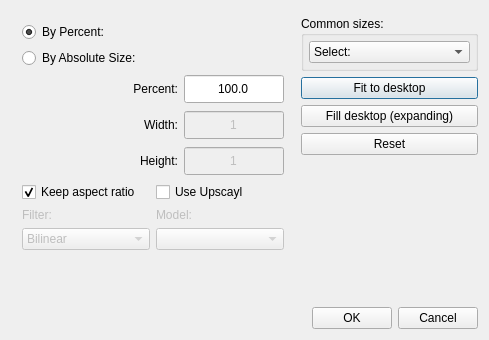
This is qimgv/gui/dialogs/resizedialog.ui in hadoooooouken/qimgv-plus as Qt 5 draws it before an edit. The edited form follows.
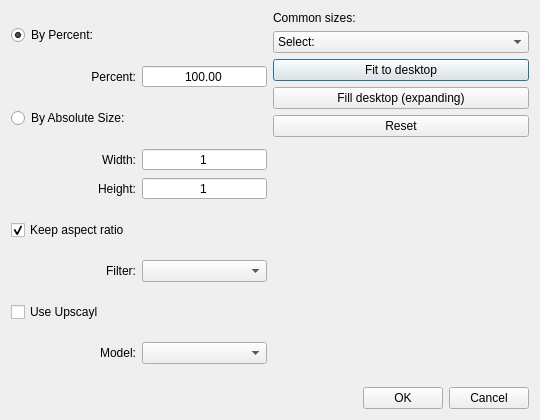
This is the edited form.

Commit message: resize ui upd

```diff
--- a/qimgv/gui/dialogs/resizedialog.ui
+++ b/qimgv/gui/dialogs/resizedialog.ui
@@ -6,26 +6,26 @@
    <rect>
     <x>0</x>
     <y>0</y>
-    <width>489</width>
-    <height>340</height>
+    <width>540</width>
+    <height>420</height>
    </rect>
   </property>
   <property name="sizePolicy">
-   <sizepolicy hsizetype="Preferred" vsizetype="Preferred">
+   <sizepolicy hsizetype="Fixed" vsizetype="Fixed">
     <horstretch>0</horstretch>
     <verstretch>0</verstretch>
    </sizepolicy>
   </property>
   <property name="minimumSize">
    <size>
-    <width>100</width>
-    <height>100</height>
+    <width>540</width>
+    <height>420</height>
    </size>
   </property>
   <property name="maximumSize">
    <size>
-    <width>16777215</width>
-    <height>16777215</height>
+    <width>540</width>
+    <height>420</height>
    </size>
   </property>
   <property name="windowTitle">
@@ -33,32 +33,14 @@
   </property>
   <layout class="QVBoxLayout" name="verticalLayout">
    <item>
-    <layout class="QHBoxLayout" name="resListLayout">
-     <item>
-      <widget class="QWidget" name="resWidget" native="true">
-       <property name="maximumSize">
-        <size>
-         <width>290</width>
-         <height>16777215</height>
-        </size>
-       </property>
-       <layout class="QVBoxLayout" name="verticalLayout_3">
+    <layout class="QHBoxLayout" name="mainHorizontalLayout">
+     <property name="spacing">
+      <number>6</number>
+     </property>
         <item>
-         <layout class="QVBoxLayout" name="verticalLayout_6">
-          <property name="topMargin">
-           <number>0</number>
-          </property>
-          <property name="rightMargin">
-           <number>0</number>
-          </property>
+      <layout class="QVBoxLayout" name="leftColumn">
           <item>
            <widget class="QRadioButton" name="byPercentage">
-            <property name="sizePolicy">
-             <sizepolicy hsizetype="Minimum" vsizetype="Minimum">
-              <horstretch>0</horstretch>
-              <verstretch>0</verstretch>
-             </sizepolicy>
-            </property>
             <property name="text">
              <string>By Percent:</string>
             </property>
@@ -68,32 +50,9 @@
            </widget>
           </item>
           <item>
-           <widget class="QRadioButton" name="byAbsoluteSize">
-            <property name="sizePolicy">
-             <sizepolicy hsizetype="Minimum" vsizetype="Minimum">
-              <horstretch>0</horstretch>
-              <verstretch>0</verstretch>
-             </sizepolicy>
-            </property>
-            <property name="text">
-             <string>By Absolute Size:</string>
-            </property>
-            <property name="checked">
-             <bool>false</bool>
-            </property>
-           </widget>
-          </item>
-         </layout>
-        </item>
-        <item>
-         <layout class="QGridLayout" name="resGridLayout">
+        <layout class="QGridLayout" name="percentGrid">
           <item row="0" column="0">
            <widget class="QLabel" name="label_3">
-            <property name="font">
-             <font>
-              <italic>false</italic>
-             </font>
-            </property>
             <property name="text">
              <string>Percent:</string>
             </property>
@@ -102,19 +61,38 @@
             </property>
            </widget>
           </item>
-          <item row="1" column="0">
+         <item row="0" column="1">
+          <widget class="QDoubleSpinBox" name="percent">
+           <property name="alignment">
+            <set>Qt::AlignmentFlag::AlignCenter</set>
+           </property>
+           <property name="buttonSymbols">
+            <enum>QAbstractSpinBox::ButtonSymbols::NoButtons</enum>
+           </property>
+           <property name="minimum">
+            <double>1.000000000000000</double>
+           </property>
+           <property name="maximum">
+            <double>1600.000000000000000</double>
+           </property>
+           <property name="value">
+            <double>100.000000000000000</double>
+           </property>
+          </widget>
+         </item>
+        </layout>
+       </item>
+       <item>
+        <widget class="QRadioButton" name="byAbsoluteSize">
+         <property name="text">
+          <string>By Absolute Size:</string>
+         </property>
+        </widget>
+       </item>
+       <item>
+        <layout class="QGridLayout" name="sizeGrid">
+         <item row="0" column="0">
            <widget class="QLabel" name="label">
-            <property name="sizePolicy">
-             <sizepolicy hsizetype="Preferred" vsizetype="Preferred">
-              <horstretch>0</horstretch>
-              <verstretch>0</verstretch>
-             </sizepolicy>
-            </property>
-            <property name="font">
-             <font>
-              <italic>false</italic>
-             </font>
-            </property>
             <property name="text">
              <string>Width:</string>
             </property>
@@ -123,72 +101,8 @@
             </property>
            </widget>
           </item>
-          <item row="2" column="1">
-           <widget class="QSpinBox" name="height">
-            <property name="enabled">
-             <bool>false</bool>
-            </property>
-            <property name="sizePolicy">
-             <sizepolicy hsizetype="Preferred" vsizetype="Minimum">
-              <horstretch>0</horstretch>
-              <verstretch>0</verstretch>
-             </sizepolicy>
-            </property>
-            <property name="minimumSize">
-             <size>
-              <width>0</width>
-              <height>30</height>
-             </size>
-            </property>
-            <property name="maximumSize">
-             <size>
-              <width>100</width>
-              <height>16777215</height>
-             </size>
-            </property>
-            <property name="alignment">
-             <set>Qt::AlignmentFlag::AlignCenter</set>
-            </property>
-            <property name="readOnly">
-             <bool>false</bool>
-            </property>
-            <property name="buttonSymbols">
-             <enum>QAbstractSpinBox::ButtonSymbols::NoButtons</enum>
-            </property>
-            <property name="keyboardTracking">
-             <bool>true</bool>
-            </property>
-            <property name="minimum">
-             <number>1</number>
-            </property>
-            <property name="maximum">
-             <number>65535</number>
-            </property>
-           </widget>
-          </item>
-          <item row="1" column="1">
+         <item row="0" column="1">
            <widget class="QSpinBox" name="width">
-            <property name="enabled">
-             <bool>false</bool>
-            </property>
-            <property name="sizePolicy">
-             <sizepolicy hsizetype="Preferred" vsizetype="Minimum">
-              <horstretch>0</horstretch>
-              <verstretch>0</verstretch>
-             </sizepolicy>
-            </property>
-            <property name="minimumSize">
-             <size>
-              <width>0</width>
-              <height>30</height>
-             </size>
-            </property>
-            <property name="maximumSize">
-             <size>
-              <width>100</width>
-              <height>16777215</height>
-             </size>
-            </property>
             <property name="alignment">
              <set>Qt::AlignmentFlag::AlignCenter</set>
             </property>
@@ -206,13 +120,8 @@
             </property>
            </widget>
           </item>
-          <item row="2" column="0">
+         <item row="1" column="0">
            <widget class="QLabel" name="label_2">
-            <property name="font">
-             <font>
-              <italic>false</italic>
-             </font>
-            </property>
             <property name="text">
              <string>Height:</string>
             </property>
@@ -221,78 +130,26 @@
             </property>
            </widget>
           </item>
-          <item row="0" column="1">
-           <widget class="QDoubleSpinBox" name="percent">
-            <property name="enabled">
-             <bool>true</bool>
-            </property>
-            <property name="sizePolicy">
-             <sizepolicy hsizetype="Preferred" vsizetype="Minimum">
-              <horstretch>0</horstretch>
-              <verstretch>0</verstretch>
-             </sizepolicy>
-            </property>
-            <property name="minimumSize">
-             <size>
-              <width>0</width>
-              <height>30</height>
-             </size>
-            </property>
-            <property name="maximumSize">
-             <size>
-              <width>100</width>
-              <height>16777215</height>
-             </size>
-            </property>
+         <item row="1" column="1">
+          <widget class="QSpinBox" name="height">
             <property name="alignment">
              <set>Qt::AlignmentFlag::AlignCenter</set>
             </property>
-            <property name="readOnly">
-             <bool>false</bool>
-            </property>
             <property name="buttonSymbols">
              <enum>QAbstractSpinBox::ButtonSymbols::NoButtons</enum>
             </property>
-            <property name="decimals">
-             <number>1</number>
-            </property>
             <property name="minimum">
-             <double>1.000000000000000</double>
+            <number>1</number>
             </property>
             <property name="maximum">
-             <double>1600.000000000000000</double>
-            </property>
-            <property name="singleStep">
-             <double>1.000000000000000</double>
-            </property>
-            <property name="stepType">
-             <enum>QAbstractSpinBox::StepType::AdaptiveDecimalStepType</enum>
-            </property>
-            <property name="value">
-             <double>100.000000000000000</double>
+            <number>65535</number>
             </property>
            </widget>
           </item>
          </layout>
         </item>
-        <item>
-         <layout class="QHBoxLayout" name="horizontalLayoutFiltersAndModels">
-          <item>
-           <layout class="QVBoxLayout" name="verticalLayoutFilterColumn">
             <item>
              <widget class="QCheckBox" name="keepAspectRatio">
-              <property name="sizePolicy">
-               <sizepolicy hsizetype="MinimumExpanding" vsizetype="Minimum">
-                <horstretch>0</horstretch>
-                <verstretch>0</verstretch>
-               </sizepolicy>
-              </property>
-              <property name="minimumSize">
-               <size>
-                <width>0</width>
-                <height>0</height>
-               </size>
-              </property>
               <property name="text">
                <string>Keep aspect ratio</string>
               </property>
@@ -302,61 +159,22 @@
              </widget>
             </item>
             <item>
+        <layout class="QGridLayout" name="filterGrid">
+         <item row="0" column="0">
              <widget class="QLabel" name="label_4">
-              <property name="enabled">
-               <bool>false</bool>
-              </property>
               <property name="text">
                <string>Filter:</string>
               </property>
-             </widget>
-            </item>
-            <item>
-             <widget class="QComboBox" name="comboBox">
-              <property name="enabled">
-               <bool>false</bool>
-              </property>
-              <property name="sizePolicy">
-               <sizepolicy hsizetype="MinimumExpanding" vsizetype="Minimum">
-                <horstretch>0</horstretch>
-                <verstretch>0</verstretch>
-               </sizepolicy>
-              </property>
-              <property name="minimumSize">
-               <size>
-                <width>128</width>
-                <height>0</height>
-               </size>
-              </property>
-              <property name="currentIndex">
-               <number>1</number>
-              </property>
-              <item>
-               <property name="text">
-                <string>Nearest</string>
-               </property>
-              </item>
-              <item>
-               <property name="text">
-                <string>Bilinear</string>
-               </property>
-              </item>
-              <item>
-               <property name="text">
-                <string>Bicubic</string>
-               </property>
-              </item>
-              <item>
-               <property name="text">
-                <string>Lanczos3</string>
-               </property>
-              </item>
-             </widget>
-            </item>
-           </layout>
-          </item>
-          <item>
-           <layout class="QVBoxLayout" name="verticalLayoutModelColumn">
+           <property name="alignment">
+            <set>Qt::AlignmentFlag::AlignRight|Qt::AlignmentFlag::AlignTrailing|Qt::AlignmentFlag::AlignVCenter</set>
+           </property>
+          </widget>
+         </item>
+         <item row="0" column="1">
+          <widget class="QComboBox" name="comboBox"/>
+         </item>
+        </layout>
+       </item>
             <item>
              <widget class="QCheckBox" name="useUpscaylCheckBox">
               <property name="text">
@@ -365,94 +183,38 @@
              </widget>
             </item>
             <item>
+        <layout class="QGridLayout" name="modelGrid">
+         <item row="0" column="0">
              <widget class="QLabel" name="labelModel">
-              <property name="enabled">
-               <bool>false</bool>
-              </property>
               <property name="text">
                <string>Model:</string>
               </property>
-             </widget>
-            </item>
-            <item>
-             <widget class="QComboBox" name="upscaylModelComboBox">
-              <property name="enabled">
-               <bool>false</bool>
-              </property>
-              <property name="sizePolicy">
-               <sizepolicy hsizetype="MinimumExpanding" vsizetype="Minimum">
-                <horstretch>0</horstretch>
-                <verstretch>0</verstretch>
-               </sizepolicy>
-              </property>
-              <property name="minimumSize">
-               <size>
-                <width>128</width>
-                <height>0</height>
-               </size>
-              </property>
-             </widget>
-            </item>
-           </layout>
+           <property name="alignment">
+            <set>Qt::AlignmentFlag::AlignRight|Qt::AlignmentFlag::AlignTrailing|Qt::AlignmentFlag::AlignVCenter</set>
+           </property>
+          </widget>
+         </item>
+         <item row="0" column="1">
+          <widget class="QComboBox" name="upscaylModelComboBox"/>
           </item>
          </layout>
         </item>
        </layout>
-      </widget>
      </item>
      <item>
-      <layout class="QVBoxLayout" name="verticalLayout_5">
-       <item>
-        <spacer name="verticalSpacer">
-         <property name="orientation">
-          <enum>Qt::Orientation::Vertical</enum>
-         </property>
-         <property name="sizeType">
-          <enum>QSizePolicy::Policy::Fixed</enum>
-         </property>
-         <property name="sizeHint" stdset="0">
-          <size>
-           <width>0</width>
-           <height>5</height>
-          </size>
-         </property>
-        </spacer>
-       </item>
-       <item>
-        <widget class="QGroupBox" name="groupBox">
-         <property name="title">
-          <string>Common sizes:</string>
-         </property>
-         <layout class="QVBoxLayout" name="verticalLayout_2">
-          <property name="spacing">
-           <number>0</number>
-          </property>
+      <layout class="QVBoxLayout" name="rightColumn">
           <property name="leftMargin">
-           <number>5</number>
-          </property>
-          <property name="topMargin">
-           <number>5</number>
-          </property>
-          <property name="rightMargin">
-           <number>5</number>
-          </property>
-          <property name="bottomMargin">
-           <number>5</number>
-          </property>
+        <number>0</number>
+       </property>
+       <item>
+        <widget class="QLabel" name="commonSizesLabel">
+         <property name="text">
+          <string>Common sizes:</string>
+         </property>
+        </widget>
+       </item>
           <item>
            <widget class="QComboBox" name="resComboBox">
-            <property name="sizePolicy">
-             <sizepolicy hsizetype="MinimumExpanding" vsizetype="Minimum">
-              <horstretch>0</horstretch>
-              <verstretch>0</verstretch>
-             </sizepolicy>
-            </property>
-            <property name="minimumSize">
-             <size>
-              <width>0</width>
-              <height>0</height>
-             </size>
-            </property>
             <item>
              <property name="text">
               <string>Select:</string>
@@ -515,23 +277,8 @@
             </item>
            </widget>
           </item>
-         </layout>
-        </widget>
-       </item>
        <item>
         <widget class="QPushButton" name="fitDesktopButton">
-         <property name="sizePolicy">
-          <sizepolicy hsizetype="MinimumExpanding" vsizetype="Minimum">
-           <horstretch>0</horstretch>
-           <verstretch>0</verstretch>
-          </sizepolicy>
-         </property>
-         <property name="minimumSize">
-          <size>
-           <width>0</width>
-           <height>0</height>
-          </size>
-         </property>
          <property name="text">
           <string>Fit to desktop</string>
          </property>
@@ -539,18 +286,6 @@
        </item>
        <item>
         <widget class="QPushButton" name="fillDesktopButton">
-         <property name="sizePolicy">
-          <sizepolicy hsizetype="MinimumExpanding" vsizetype="Minimum">
-           <horstretch>0</horstretch>
-           <verstretch>0</verstretch>
-          </sizepolicy>
-         </property>
-         <property name="minimumSize">
-          <size>
-           <width>0</width>
-           <height>0</height>
-          </size>
-         </property>
          <property name="text">
           <string>Fill desktop (expanding)</string>
          </property>
@@ -558,32 +293,20 @@
        </item>
        <item>
         <widget class="QPushButton" name="resetButton">
-         <property name="sizePolicy">
-          <sizepolicy hsizetype="MinimumExpanding" vsizetype="Minimum">
-           <horstretch>0</horstretch>
-           <verstretch>0</verstretch>
-          </sizepolicy>
-         </property>
-         <property name="minimumSize">
-          <size>
-           <width>0</width>
-           <height>0</height>
-          </size>
-         </property>
          <property name="text">
           <string>Reset</string>
          </property>
         </widget>
        </item>
        <item>
-        <spacer name="verticalSpacer_3">
+        <spacer name="rightSpacer">
          <property name="orientation">
           <enum>Qt::Orientation::Vertical</enum>
          </property>
          <property name="sizeHint" stdset="0">
           <size>
            <width>20</width>
-           <height>0</height>
+           <height>40</height>
           </size>
          </property>
         </spacer>
@@ -592,22 +315,6 @@
      </item>
     </layout>
    </item>
-   <item>
-    <spacer name="verticalSpacer_2">
-     <property name="orientation">
-      <enum>Qt::Orientation::Vertical</enum>
-     </property>
-     <property name="sizeType">
-      <enum>QSizePolicy::Policy::Expanding</enum>
-     </property>
-     <property name="sizeHint" stdset="0">
-      <size>
-       <width>20</width>
-       <height>0</height>
-      </size>
-     </property>
-    </spacer>
-   </item>
    <item>
     <layout class="QHBoxLayout" name="buttonsLayout">
      <item>
@@ -625,18 +332,6 @@
      </item>
      <item>
       <widget class="QPushButton" name="okButton">
-       <property name="sizePolicy">
-        <sizepolicy hsizetype="Minimum" vsizetype="Minimum">
-         <horstretch>0</horstretch>
-         <verstretch>0</verstretch>
-        </sizepolicy>
-       </property>
-       <property name="minimumSize">
-        <size>
-         <width>0</width>
-         <height>0</height>
-        </size>
-       </property>
        <property name="text">
         <string>OK</string>
        </property>
@@ -644,18 +339,6 @@
      </item>
      <item>
       <widget class="QPushButton" name="cancelButton">
-       <property name="sizePolicy">
-        <sizepolicy hsizetype="Minimum" vsizetype="Minimum">
-         <horstretch>0</horstretch>
-         <verstretch>0</verstretch>
-        </sizepolicy>
-       </property>
-       <property name="minimumSize">
-        <size>
-         <width>0</width>
-         <height>0</height>
-        </size>
-       </property>
        <property name="text">
         <string>Cancel</string>
        </property>
@@ -665,7 +348,6 @@
    </item>
   </layout>
  </widget>
- <layoutdefault spacing="6" margin="11"/>
  <tabstops>
   <tabstop>byPercentage</tabstop>
   <tabstop>byAbsoluteSize</tabstop>
```
Left out of the diff: 7 changed lines with no effect on the pictures. Lines whose indentation alone changed are shown as unchanged.
